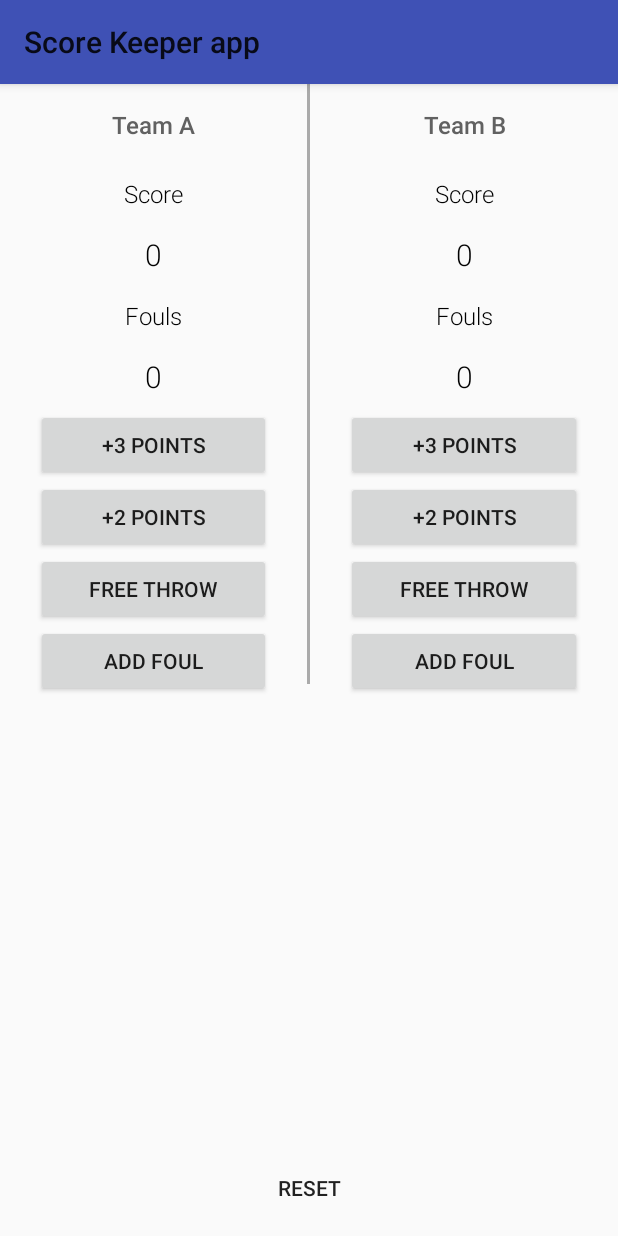
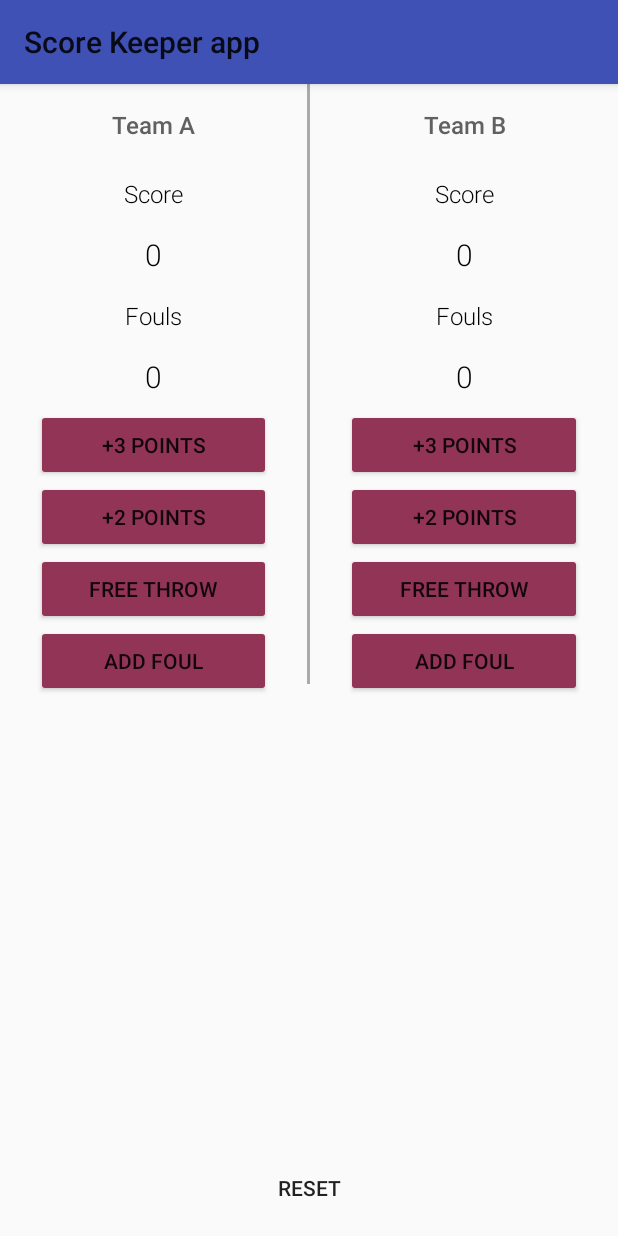
Before and after one commit to AlexandraDamaschin/ScoreKeeperApp, an Android app: the screen it shows after launch (MainActivity), on a phone screen of 412 x 824 dp. Run offline under Robolectric (Android 15) with nearby library versions, the phone set to English and light mode, and no system bars.

Commit message:
change buttons colors

```diff
--- a/app/src/main/res/values/styles.xml
+++ b/app/src/main/res/values/styles.xml
@@ -2,10 +2,8 @@
 
     <!-- Base application theme. -->
     <style name="AppTheme" parent="Theme.AppCompat.Light">
-        <!-- Customize your theme here. -->
         <item name="colorPrimary">@color/colorPrimary</item>
-        <item name="colorPrimaryDark">@color/colorPrimaryDark</item>
-        <item name="colorAccent">@color/colorAccent</item>
+        <item name="colorButtonNormal">#923456</item>
     </style>
 
 </resources>
```
